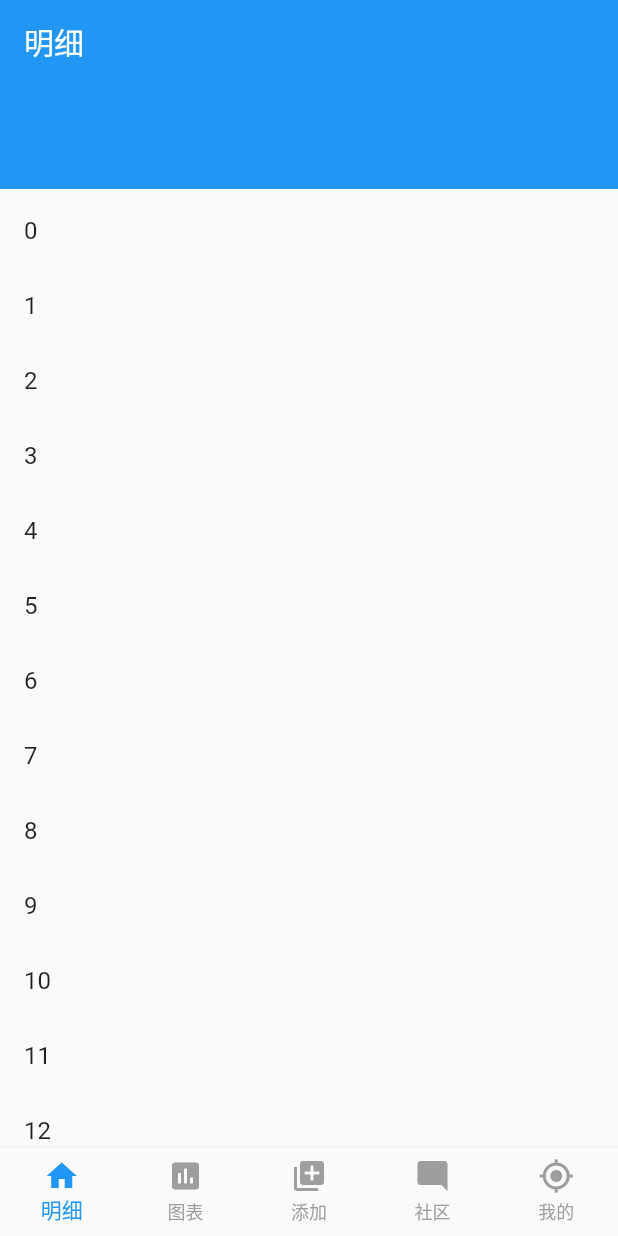
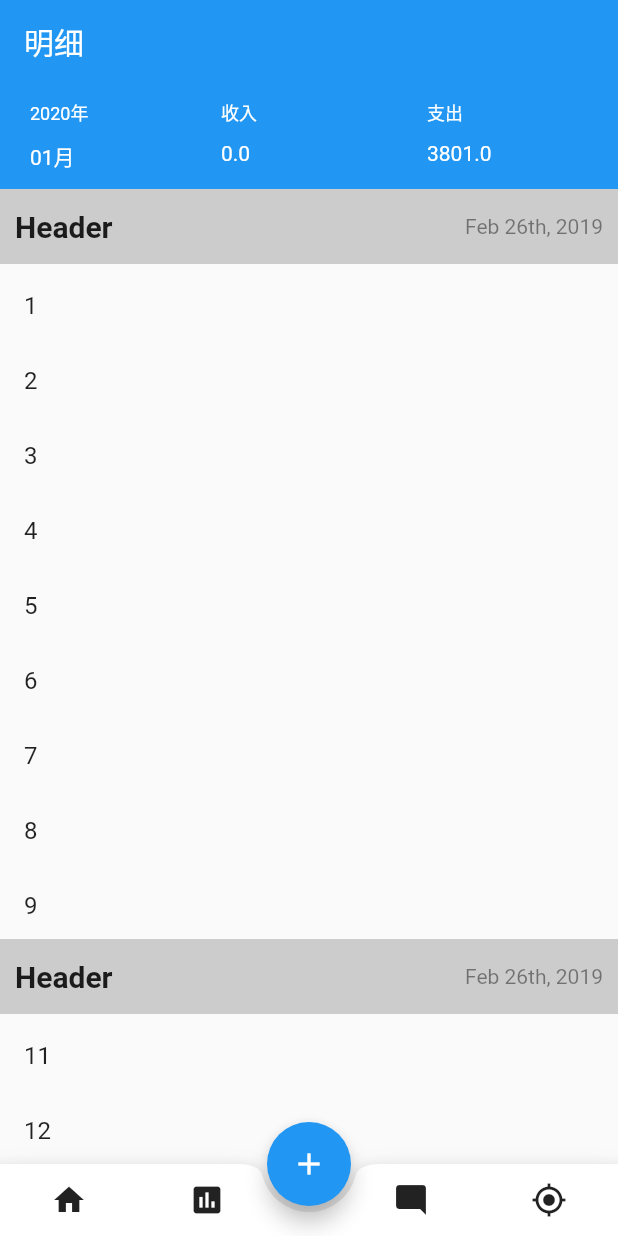
Before and after one commit to xingtianwuganqi/flutter_rescue, a Flutter app: the screen it shows after launch, on a phone screen of 412 x 824 dp. Run offline on Flutter 3.47's test engine with Material 2 defaults, Android fonts, the phone set to English and light mode, and no system bars.

Commit message:
feat: 列表组头部

```diff
--- a/lib/Controller/detailController.dart
+++ b/lib/Controller/detailController.dart
@@ -50,7 +50,7 @@ class detailStates extends State<detailController> {
       ),
       child: Container(
           height: 5.0,
-          child: blueBox
+          child: RowBox
       ),
     );
   }
@@ -70,23 +70,84 @@ class detailStates extends State<detailController> {
       itemCount: 100,
       itemExtent: 50.0, //强制高度为50.0
       itemBuilder: (BuildContext context, int index) {
-        return ListTile(title: Text("$index"));
+//        return ListTile(title: Text("$index"));
+        print(index);
+        return index % 10 == 0 ? Container(
+          color: Colors.grey.withOpacity(0.5),
+          child: Row(
+            mainAxisAlignment: MainAxisAlignment.spaceBetween,
+            mainAxisSize: MainAxisSize.max,
+            children: <Widget>[
+              Text("Header",
+                  style: TextStyle(
+                    fontSize: 20.0,
+                    fontWeight: FontWeight.bold,
+                  )),
+              Text("Feb 26th, 2019",
+                  style: TextStyle(
+                    fontSize: 14.0,
+                    color: Colors.black45,
+                  )),
+            ],
+          ),
+          padding: EdgeInsets.all(10.0),
+        )
+            : ListTile(title: Text("$index"));
       }
   );
 
-  Widget timeBox = Column(
+  Widget RowBox = Row(
     crossAxisAlignment: CrossAxisAlignment.center,
     children: <Widget>[
-      Padding(padding: EdgeInsets.only(left: 20,top: 10,right: 20,bottom: 10),
-        child: Text("2020年",textAlign: TextAlign.left,style: TextStyle(color: Colors.white,fontSize: 12),),
+      Expanded(
+        flex: 1,
+        child: blueBox,
       ),
-
-
+      Expanded(
+        flex: 1,
+        child: monthBox("收入","0.0"),
+      ),
+      Expanded(
+        flex: 1,
+        child: monthBox("支出", "3801.0"),
+      )
     ],
   );
 
+  static Widget monthBox(title,time) {
+    return DecoratedBox(
+      decoration: BoxDecoration(color: Colors.blue),
+      child: Column(
+        crossAxisAlignment: CrossAxisAlignment.start,
+        children: <Widget>[
+          Padding(padding: EdgeInsets.only(left: 10,top: 10,right: 10,bottom: 5),
+            child: Text(title,textAlign: TextAlign.left,style: TextStyle(color: Colors.white,fontSize: 12),),
+          ),
+          Padding(padding: EdgeInsets.only(left: 10,top: 5,right: 10,bottom: 5,),
+            child: Text(time,
+              textAlign: TextAlign.left,
+              style: TextStyle(color: Colors.white,fontSize: 14),),
+          )
+        ],
+      ),
+    );
+  }
 
-  Widget blueBox=DecoratedBox(
+
+  static Widget blueBox=DecoratedBox(
     decoration: BoxDecoration(color: Colors.blue),
+    child: new Column(
+      crossAxisAlignment: CrossAxisAlignment.start,
+      children: <Widget>[
+        Padding(padding: EdgeInsets.only(left: 20,top:10,right: 10,bottom: 5),
+          child: Text("2020年",textAlign: TextAlign.left,style: TextStyle(color: Colors.white,fontSize: 12),),
+        ),
+        Padding(padding: EdgeInsets.only(left: 20,top: 5,right: 10,bottom: 5,),
+            child: Text("01月",
+              textAlign: TextAlign.left,
+              style: TextStyle(color: Colors.white,fontSize: 14),)
+        )
+      ],
+    )
   );
 }
--- a/lib/tabbar.dart
+++ b/lib/tabbar.dart
@@ -38,22 +38,52 @@ class tabbarState extends State<Tabbar> {
         index: _selectedIndex,
         children: pages,
       ),
-      bottomNavigationBar: BottomNavigationBar(
-        items: <BottomNavigationBarItem>[
-          BottomNavigationBarItem(icon: Icon(Icons.home),title: Text("明细")),
-          BottomNavigationBarItem(icon: Icon(Icons.insert_chart),title: Text("图表")),
-          BottomNavigationBarItem(icon: Icon(Icons.library_add),title: Text("添加")),
-          BottomNavigationBarItem(icon: Icon(Icons.mode_comment),title: Text("社区")),
-          BottomNavigationBarItem(icon: Icon(Icons.my_location),title: Text("我的")),
-
-        ],
-        currentIndex: _selectedIndex,
-        fixedColor: Colors.blue,
-        type: BottomNavigationBarType.fixed,
-        unselectedItemColor: Colors.grey,
-        elevation: 2.0,
-        onTap: _onItemTapped,
+      bottomNavigationBar:
+      BottomAppBar(
+        color: Colors.white,
+        shape: CircularNotchedRectangle(),
+        child: Row(
+          children: <Widget>[
+            IconButton(icon: Icon(Icons.home),onPressed: (){
+              _onItemTapped(0);
+            }),
+            IconButton(icon: Icon(Icons.insert_chart),onPressed: () {
+              _onItemTapped(1);
+            },),
+            SizedBox(),
+            IconButton(icon: Icon(Icons.mode_comment),onPressed: (){
+              _onItemTapped(3);
+            },),
+            IconButton(icon: Icon(Icons.my_location),onPressed: () {
+              _onItemTapped(4);
+            },),
+          ],
+          mainAxisAlignment: MainAxisAlignment.spaceAround,
+        ),
       ),
+      floatingActionButton: FloatingActionButton( //悬浮按钮
+          child: Icon(Icons.add),
+          onPressed: () {
+            _onItemTapped(2);
+          },
+      ),
+      floatingActionButtonLocation: FloatingActionButtonLocation.centerDocked,
+//      BottomNavigationBar(
+//        items: <BottomNavigationBarItem>[
+//          BottomNavigationBarItem(icon: Icon(Icons.home),title: Text("明细")),
+//          BottomNavigationBarItem(icon: Icon(Icons.insert_chart),title: Text("图表")),
+//          BottomNavigationBarItem(icon: Icon(Icons.library_add),title: Text("添加")),
+//          BottomNavigationBarItem(icon: Icon(Icons.mode_comment),title: Text("社区")),
+//          BottomNavigationBarItem(icon: Icon(Icons.my_location),title: Text("我的")),
+//
+//        ],
+//        currentIndex: _selectedIndex,
+//        fixedColor: Colors.blue,
+//        type: BottomNavigationBarType.fixed,
+//        unselectedItemColor: Colors.grey,
+//        elevation: 2.0,
+//        onTap: _onItemTapped,
+//      ),
     );
   }
 
```
Also changed, not shown: 8 other files.
